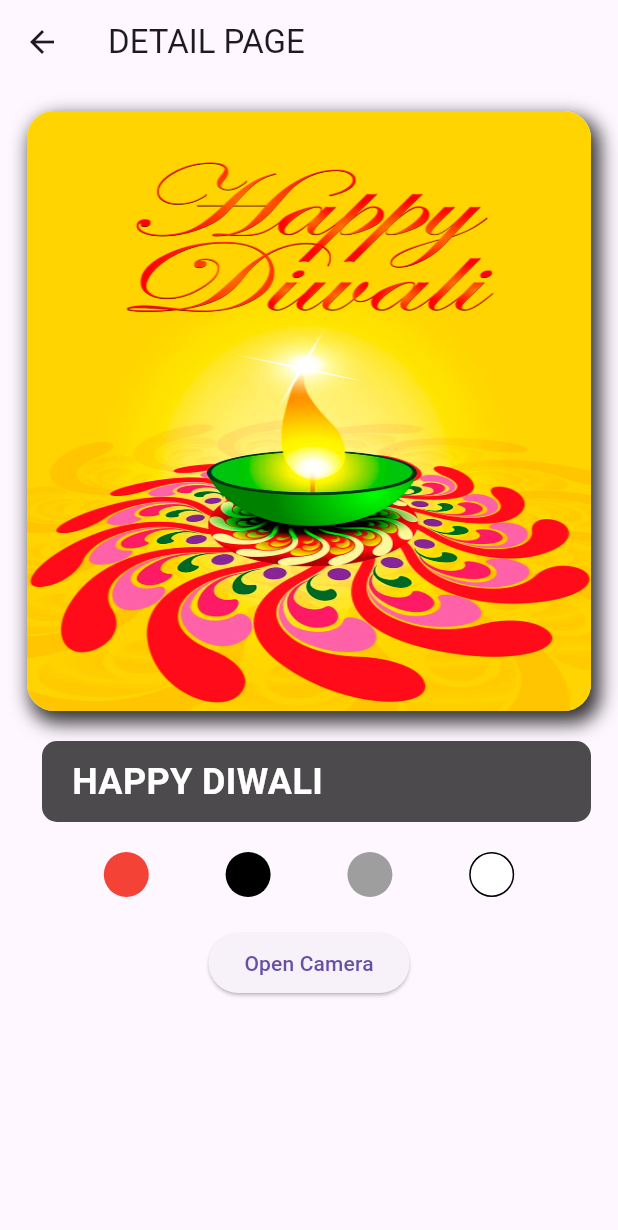
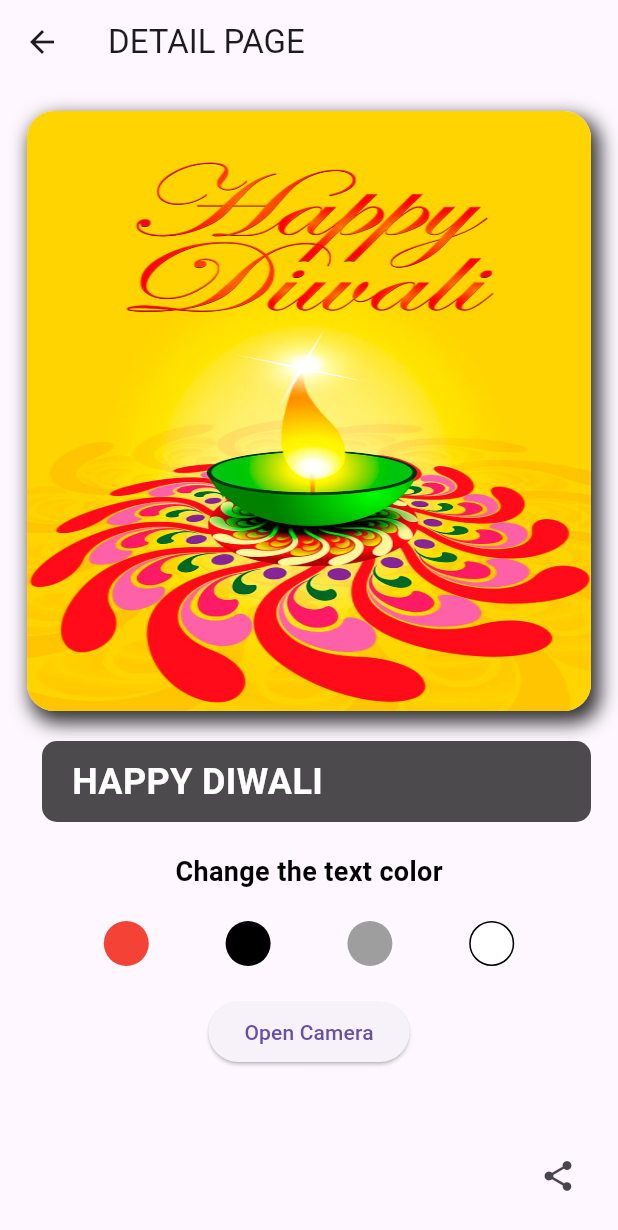
Before and after one commit to 4324MAYUR/festival_app, a Flutter app: the screen it shows after launch, after a tap on "HAPPY DIWALI", on a phone screen of 412 x 824 dp. Shown: the top 1230 px of the screen. Run offline on Flutter 3.47's test engine with Material 3 defaults, Android fonts, the light colour scheme and no system bars; our stand-ins replace image_picker.

Commit message:
okay all

```diff
--- a/lib/screen_page/detail_page/detail_page.dart
+++ b/lib/screen_page/detail_page/detail_page.dart
@@ -32,6 +32,10 @@ class _DetailPageState extends State<DetailPage> {
     return Scaffold(
       appBar: AppBar(
         title: const Text("DETAIL PAGE"),
+      ),
+      floatingActionButton: IconButton(
+        onPressed: () {},
+        icon: const Icon(Icons.share),
       ),
       body: Padding(
         padding: const EdgeInsets.all(18),
@@ -99,7 +103,15 @@ class _DetailPageState extends State<DetailPage> {
                 ),
               ],
             ),
-
+            const SizedBox(height: 20),
+            const Text(
+              "Change the text color",
+              style: TextStyle(
+                fontSize: 18,
+                fontWeight: FontWeight.bold,
+                color: Colors.black, // You can adjust this color as needed
+              ),
+            ),
             const SizedBox(height: 20),
             // Color selection row
             Row(
--- a/pubspec.yaml
+++ b/pubspec.yaml
@@ -31,7 +31,7 @@ dependencies:
   flutter:
     sdk: flutter
   image_picker: ^1.1.2
-
+  share_plus: ^6.0.0
 
   # The following adds the Cupertino Icons font to your application.
   # Use with the CupertinoIcons class for iOS style icons.
```
Also changed, not shown: pubspec.lock, 5 other files.
